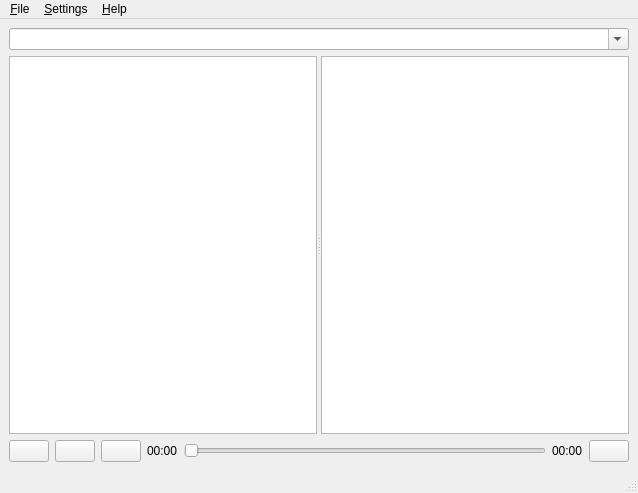
Old version of the form juniper.ui in the repository jalla2000/Juniper.
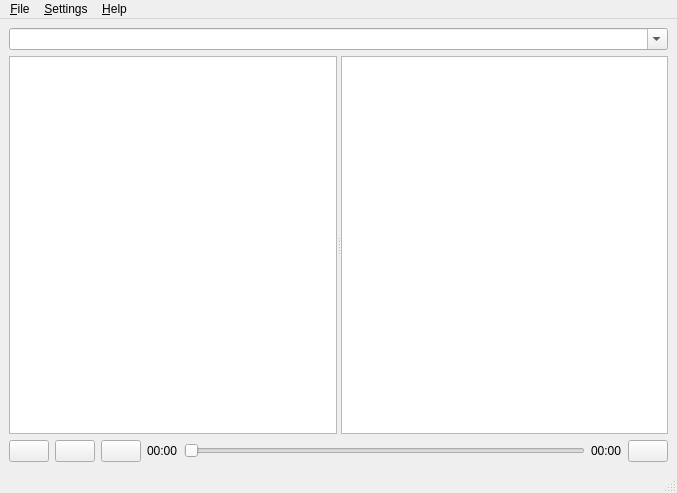
New version of the form. Icons and pictures are not drawn.

Patch:
```diff
--- a/juniper.ui
+++ b/juniper.ui
@@ -6,7 +6,7 @@
    <rect>
     <x>0</x>
     <y>0</y>
-    <width>638</width>
+    <width>677</width>
     <height>493</height>
    </rect>
   </property>
@@ -16,6 +16,12 @@
     <verstretch>0</verstretch>
    </sizepolicy>
   </property>
+  <property name="minimumSize">
+   <size>
+    <width>300</width>
+    <height>200</height>
+   </size>
+  </property>
   <property name="windowTitle">
    <string>Juniper</string>
   </property>
@@ -65,6 +71,27 @@
        <property name="horizontalScrollBarPolicy">
         <enum>Qt::ScrollBarAlwaysOff</enum>
        </property>
+       <property name="dragDropMode">
+        <enum>QAbstractItemView::DropOnly</enum>
+       </property>
+       <property name="iconSize">
+        <size>
+         <width>64</width>
+         <height>64</height>
+        </size>
+       </property>
+       <property name="movement">
+        <enum>QListView::Static</enum>
+       </property>
+       <property name="resizeMode">
+        <enum>QListView::Adjust</enum>
+       </property>
+       <property name="viewMode">
+        <enum>QListView::IconMode</enum>
+       </property>
+       <property name="uniformItemSizes">
+        <bool>true</bool>
+       </property>
       </widget>
       <widget class="QTableView" name="listView">
        <property name="alternatingRowColors">
@@ -167,7 +194,7 @@
     <rect>
      <x>0</x>
      <y>0</y>
-     <width>638</width>
+     <width>677</width>
      <height>30</height>
     </rect>
    </property>
```
Left out of the diff: 22 changed lines with no effect on the pictures.
